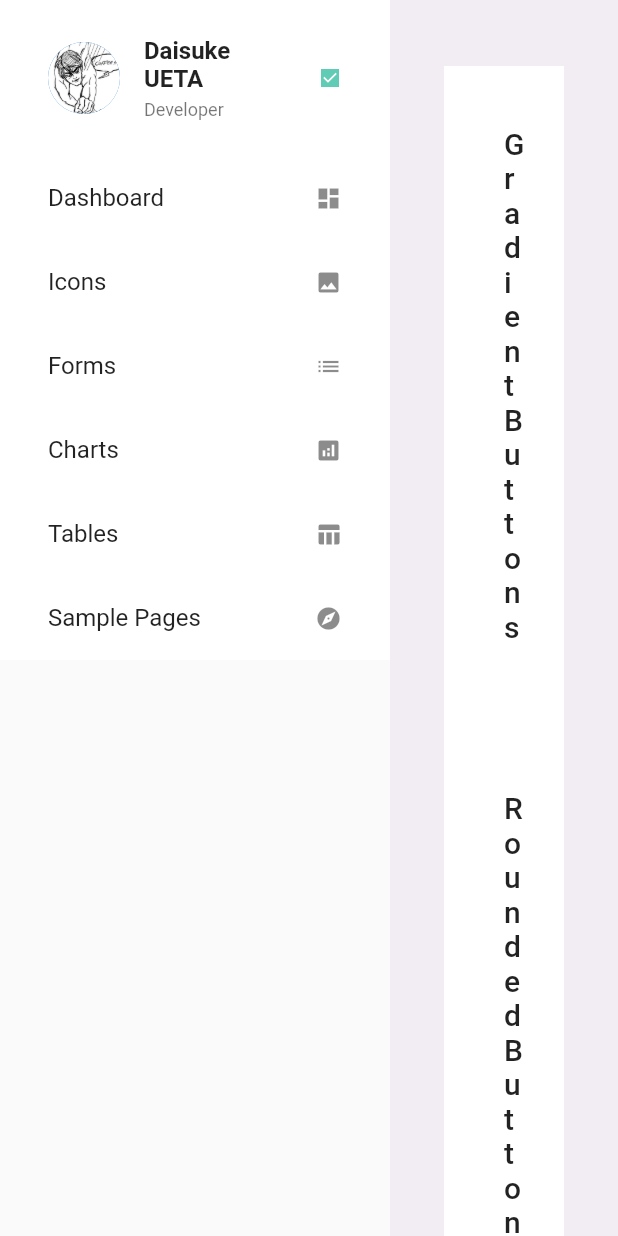
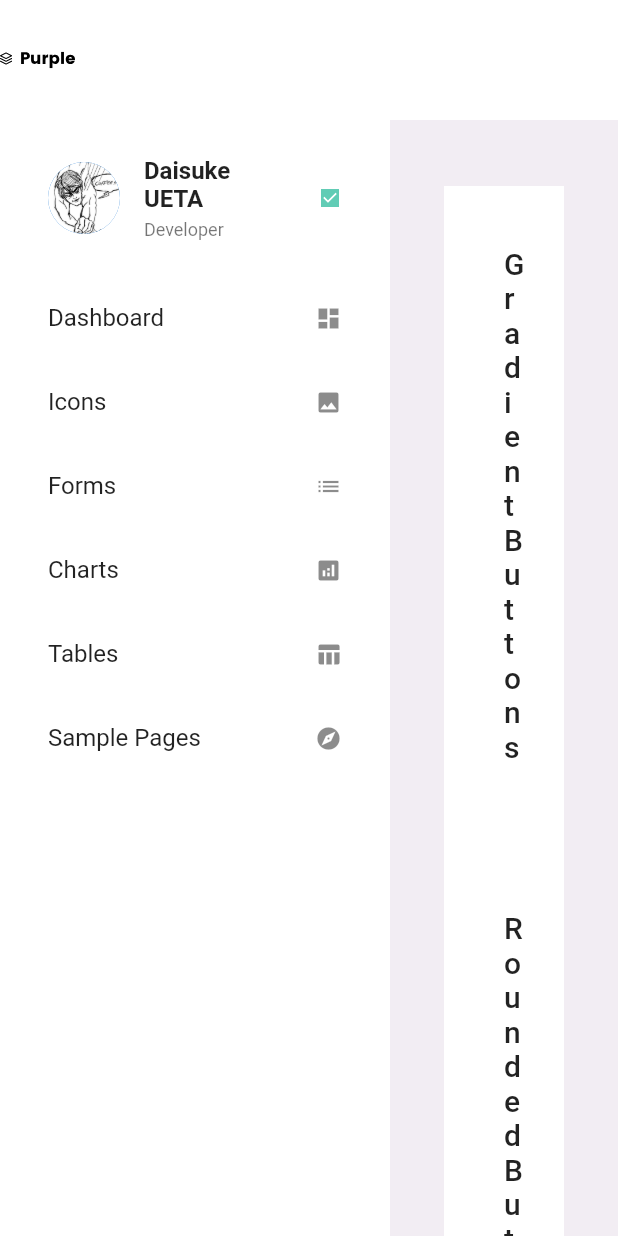
Before and after one commit to rydein/flutter_purple_admin, a Flutter app: the screen it shows after launch, on a phone screen of 412 x 824 dp. Run offline on Flutter 3.47's test engine with Material 2 defaults, Android fonts, the phone set to English and light mode, and no system bars; our stand-ins replace flutter_svg.

Commit message:
add header

```diff
--- a/lib/application.dart
+++ b/lib/application.dart
@@ -1,8 +1,7 @@
 import 'package:flutter/material.dart';
 import 'package:flutter/rendering.dart';
 import 'package:flutter_purple_admin/components/content_body.dart';
-import 'package:flutter_purple_admin/components/gradient_button.dart';
-import 'package:flutter_purple_admin/components/rounded_button.dart';
+import 'package:flutter_purple_admin/components/header.dart';
 import 'package:flutter_purple_admin/components/side_bar.dart';
 
 class Application extends StatelessWidget {
@@ -16,6 +15,29 @@ class Application extends StatelessWidget {
   @override
   Widget build(BuildContext context) {
     return Scaffold(
+      backgroundColor: Colors.white,
+      body: Column(
+        children: [
+          Header(),
+          Expanded(
+            child: SingleChildScrollView(
+              physics: const BouncingScrollPhysics(
+                parent: AlwaysScrollableScrollPhysics(),
+              ),
+              child: Row(
+                crossAxisAlignment: CrossAxisAlignment.start,
+                children: [
+                  SideBar(),
+                  ContentBody(),
+                ],
+              ),
+            ),
+          )
+        ],
+      ),
+    );
+    return Scaffold(
+      backgroundColor: Colors.white,
       body: SingleChildScrollView(
         physics: const BouncingScrollPhysics(
           parent: AlwaysScrollableScrollPhysics(),
--- /dev/null
+++ b/lib/components/header.dart
@@ -0,0 +1,25 @@
+import 'package:flutter/material.dart';
+import 'package:flutter_svg/flutter_svg.dart';
+
+class Header extends StatelessWidget {
+  const Header({
+    Key? key,
+  }) : super(key: key);
+
+  @override
+  Widget build(BuildContext context) {
+    return Container(
+      height: 80,
+      color: Colors.white,
+      child: Row(
+        children: [
+          SvgPicture.asset(
+            'asset/images/logo.svg',
+            width: 50,
+            height: 50,
+          )
+        ],
+      ),
+    );
+  }
+}
--- a/pubspec.yaml
+++ b/pubspec.yaml
@@ -28,6 +28,7 @@ dependencies:
   # The following adds the Cupertino Icons font to your application.
   # Use with the CupertinoIcons class for iOS style icons.
   cupertino_icons: ^1.0.2
+  flutter_svg: ^0.22.0
 
 dev_dependencies:
   flutter_test:
```
Also changed, not shown: asset/images/logo.svg (added), pubspec.lock.
